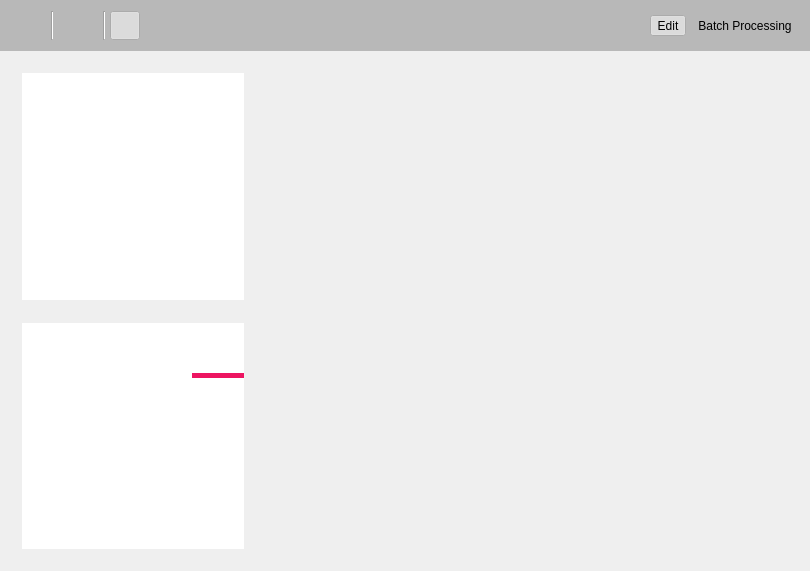
Before: the Qt Designer form src/imagebatchprocessor/mainwindow.ui in deiflou/ibp, drawn with Qt 5.
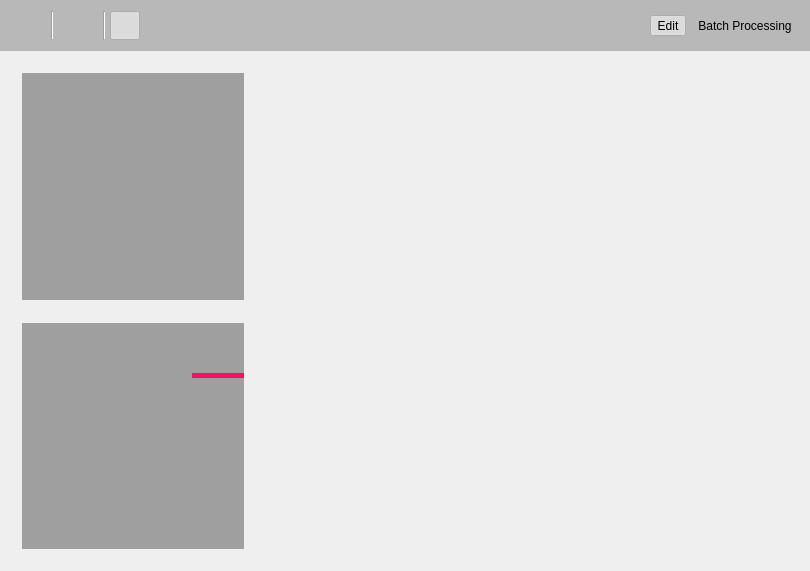
After: the same form once the commit is applied. Icons and pictures are not drawn. Custom widgets are drawn as their Qt base class.

Commit message: * Moved some functionality to the widgets project:     - Anitools style     - file dialogs that remember the last path visited and used it in image batch processor and the image button * Changed the calculation of sigma in the gaussian blur related filters. Now sigma = (radius + .5) / sqrt(6)

Patch:
```diff
--- a/src/imagebatchprocessor/mainwindow.ui
+++ b/src/imagebatchprocessor/mainwindow.ui
@@ -17,80 +17,14 @@
    </size>
   </property>
   <property name="styleSheet">
-   <string notr="true">.cFlatOptionButton:!checked
-{
-	background-color:  palette(dark);
-}
-.cFlatOptionButton:!checked:pressed
-{
-	background-color:  palette(shadow);
-}
-.cFlatOptionButton:checked
-{
-	background-color:  palette(highlight);
-	color: palette(highlighted-text);
-}
-.cFlatOptionButton:checked:pressed
-{
-	background-color:  palette(shadow);
-	color: palette(button-text);
-}
-.cFlatOptionButton:disabled
-{
-	background-color: palette(dark);
-	color: palette(mid);
-}
-.cFlatOptionButton
-{
-	padding: 1px 4px 1px 4px;
-	margin: 0px;
-	spacing: 0px;
-	border-radius: 1px;
-}
-#mMainContainerTop
+   <string notr="true">#mMainContainerTop
 {
 	background-color:palette(mid);
 }
 
 #mViewEditImagePreviewInput, #mViewEditImagePreviewOutput
 {
-    background: palette(base);
-}
-#mViewEditImagePreviewInput  QScrollBar, #mViewEditImagePreviewOutput  QScrollBar
-{
-    border: 0;
-    background: palette(base);
-    margin: 0;
-	padding: 0;
-}
-#mViewEditImagePreviewInput  QScrollBar::handle, #mViewEditImagePreviewOutput  QScrollBar::handle
-{
-    border-radius:1px;
-}
-#mViewEditImagePreviewInput QScrollBar:horizontal, #mViewEditImagePreviewOutput  QScrollBar:horizontal
-{
-    height: 5px;
-}
-#mViewEditImagePreviewInput  QScrollBar:vertical, #mViewEditImagePreviewOutput  QScrollBar:vertical
-{
-    width: 5px;
-}
-#mViewEditImagePreviewInput  QScrollBar::handle:horizontal, #mViewEditImagePreviewOutput  QScrollBar::handle:horizontal
-{
-    background: palette(highlight);
-	min-width:20px;
-}
-#mViewEditImagePreviewInput  QScrollBar::handle:vertical, #mViewEditImagePreviewOutput  QScrollBar::handle:vertical
-{
-    background: palette(highlight);
-	min-height:20px;
-}
-#mViewEditImagePreviewInput QScrollBar::add-line:horizontal, #mViewEditImagePreviewOutput QScrollBar::add-line:horizontal,
-#mViewEditImagePreviewInput QScrollBar::add-line:vertical, #mViewEditImagePreviewOutput QScrollBar::add-line:vertical,
-#mViewEditImagePreviewInput QScrollBar::sub-line:horizontal, #mViewEditImagePreviewOutput QScrollBar::sub-line:horizontal,
-#mViewEditImagePreviewInput QScrollBar::sub-line:vertical, #mViewEditImagePreviewOutput QScrollBar::sub-line:vertical
-{
-	width:0;
+    background: palette(dark);
 }
 
 #mViewEditProgressBarProcessingOutput
@@ -101,7 +35,8 @@
 #mViewEditProgressBarProcessingOutput::chunk
 {
 	background-color : #00ffd8;
-}</string>
+}
+</string>
   </property>
   <layout class="QVBoxLayout" name="verticalLayout" stretch="0">
    <property name="spacing">
```
The commit also changes 13 other files.
